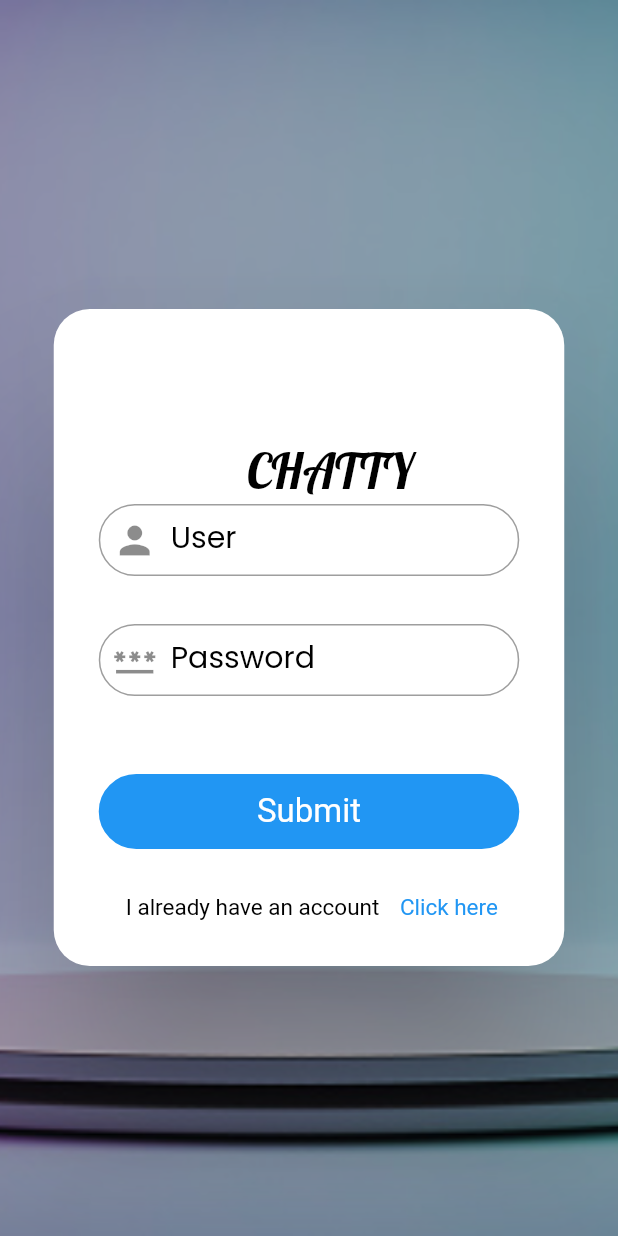
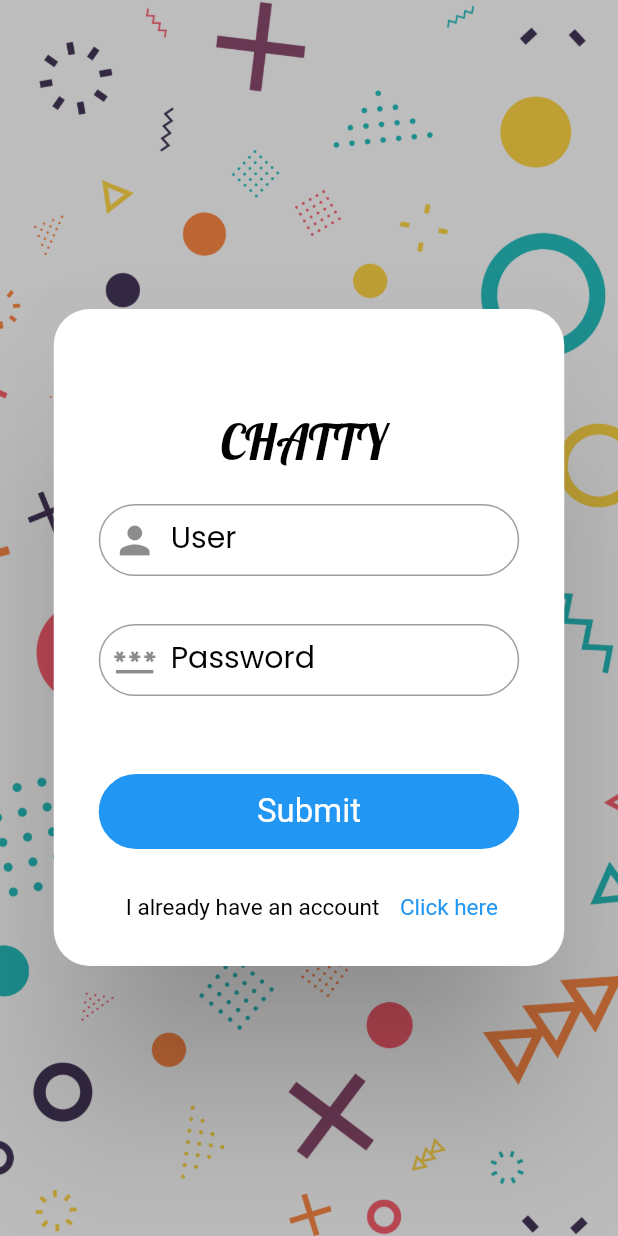
Before and after one commit to Kevinevrad/ChatApp, a Flutter app: the LoginPage screen opened directly, on a phone screen of 412 x 824 dp. Run offline on Flutter 3.47's test engine with Material 2 defaults, Android fonts, the phone set to English and light mode, and no system bars; our stand-ins replace flutter_svg, google_fonts, smooth_page_indicator.

Commit message:
modif theme

```diff
--- a/lib/ecrans/login_page.dart
+++ b/lib/ecrans/login_page.dart
@@ -19,7 +19,7 @@
         decoration: BoxDecoration(
           image: DecorationImage(
               image: AssetImage(
-                'assets/images/img-back.jpg',
+                'assets/images/back1.png',
               ),
               fit: BoxFit.cover,
               colorFilter: ColorFilter.mode(
@@ -117,13 +117,11 @@
               ),
             ),
             Positioned(
-                top: MediaQuery.of(context).size.height / 2.8,
-                left: MediaQuery.of(context).size.width / 2.5,
+                top: MediaQuery.of(context).size.height / 3,
+                left: MediaQuery.of(context).size.width / 2.8,
                 right: MediaQuery.of(context).size.width / 24,
-                child: Text(
-                  'CHATTY',
-                  style: GoogleFonts.lobster(fontSize: 32, color: Colors.black),
-                ))
+                child: Text('CHATTY',
+                    style: Theme.of(context).textTheme.headline6))
           ],
         ),
       ),
--- a/lib/utils/theme/texte_theme.dart
+++ b/lib/utils/theme/texte_theme.dart
@@ -4,7 +4,10 @@
 
 class TtextTheme {
   static TextTheme ligthTexttheme = TextTheme(
-
+      headline6: GoogleFonts.lobster(
+        color: Colors.black,
+        fontSize: 32,
+      ),
       headline2: GoogleFonts.lobsterTwo(
           color: Colors.white, textStyle: TextStyle(fontSize: 100)),
       bodyText1: GoogleFonts.poppins(
@@ -18,6 +21,10 @@
       subtitle1: GoogleFonts.lobsterTwo(fontSize: 30, color: Colors.black));
 
   static TextTheme darkTextTheme = TextTheme(
+      headline6: GoogleFonts.lobster(
+        color: Colors.white,
+        fontSize: 32,
+      ),
       headline2: GoogleFonts.lobsterTwo(
           color: Colors.white, textStyle: TextStyle(fontSize: 100)),
       bodyText1: GoogleFonts.poppins(
```
